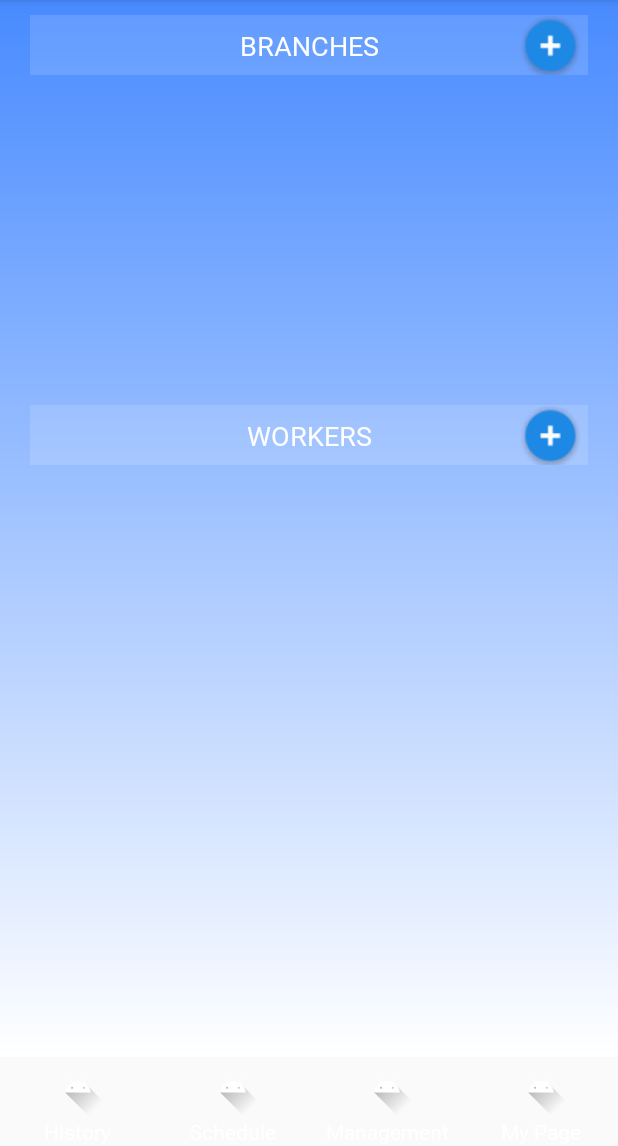
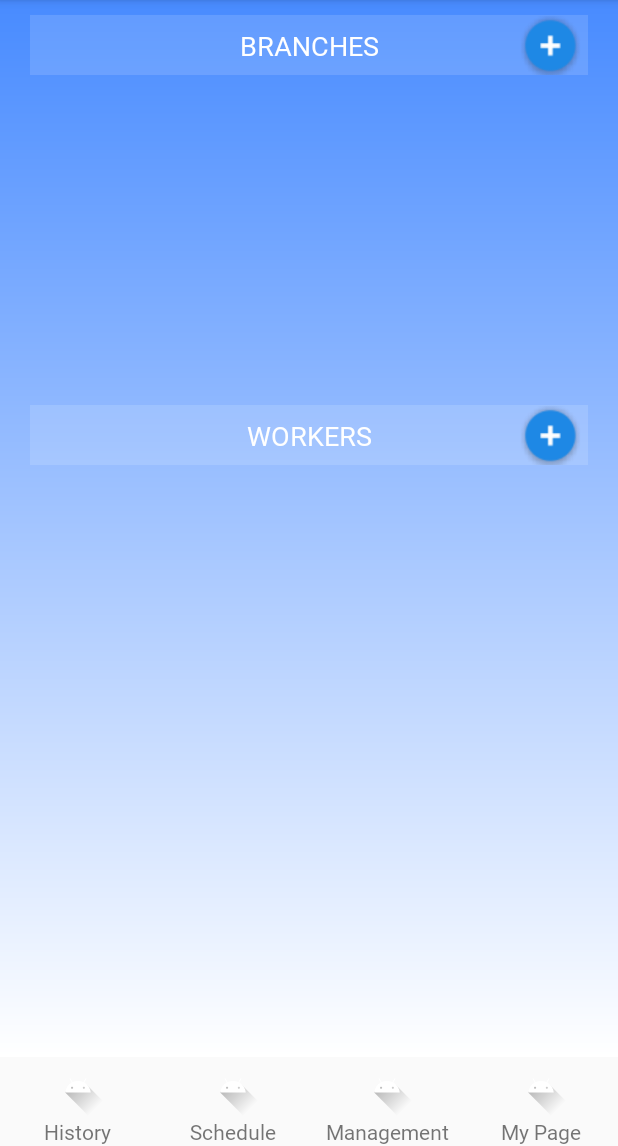
Before and after one commit to skawnssud/GoodTeam, an Android app: the managementFragment screen opened through its navigation route, on a phone screen of 412 x 824 dp, the part 90-1236 px from its top. Run offline under Robolectric (Android 15) with nearby library versions, the phone set to English and light mode, and no system bars; our stand-ins replace data binding; libraries missing offline, so code that uses them is left out: com.prolificinteractive.materialcalendarview.

Commit message:
Day 06
+ 스케쥴 페이지 버튼 적용

```diff
--- a/App01/app/src/main/res/layout/fragment_management.xml
+++ b/App01/app/src/main/res/layout/fragment_management.xml
@@ -170,7 +170,6 @@
                     android:layout_width="wrap_content"
                     android:layout_height="wrap_content"
                     android:text="History"
-                    android:textColor="#FFFFFF"
                     app:layout_constraintBottom_toBottomOf="parent"
                     app:layout_constraintLeft_toLeftOf="parent"
                     app:layout_constraintRight_toRightOf="parent"
@@ -198,7 +197,6 @@
                     android:layout_width="wrap_content"
                     android:layout_height="wrap_content"
                     android:text="Schedule"
-                    android:textColor="#FFFFFF"
                     app:layout_constraintBottom_toBottomOf="parent"
                     app:layout_constraintLeft_toLeftOf="parent"
                     app:layout_constraintRight_toRightOf="parent"
@@ -226,7 +224,6 @@
                     android:layout_width="wrap_content"
                     android:layout_height="wrap_content"
                     android:text="Management"
-                    android:textColor="#FFFFFF"
                     app:layout_constraintBottom_toBottomOf="parent"
                     app:layout_constraintLeft_toLeftOf="parent"
                     app:layout_constraintRight_toRightOf="parent"
@@ -254,7 +251,6 @@
                     android:layout_width="wrap_content"
                     android:layout_height="wrap_content"
                     android:text="My Page"
-                    android:textColor="#FFFFFF"
                     app:layout_constraintBottom_toBottomOf="parent"
                     app:layout_constraintLeft_toLeftOf="parent"
                     app:layout_constraintRight_toRightOf="parent"
--- a/App01/app/src/main/res/layout/fragment_schedule.xml
+++ b/App01/app/src/main/res/layout/fragment_schedule.xml
@@ -191,10 +191,10 @@
 
             <Button
                 android:id="@+id/buttonModify"
-                android:layout_width="40dp"
+                android:layout_width="50dp"
                 android:layout_height="40dp"
                 android:layout_weight="1"
-                android:background="#488bff"
+                android:background="@drawable/write_half_blue_01"
                 android:layout_margin="10dp"
                 app:layout_constraintRight_toRightOf="parent"
                 app:layout_constraintBottom_toBottomOf="parent"/>
```
Also changed, not shown: App01/app/src/main/java/com/example/app01/boss/schedule/scheduleFragment.kt (+4 -26 lines), App01/app/src/main/res/drawable/logo_half_blue_01.png (added), App01/app/src/main/res/drawable/write_half_blue_01.png (added), App01/app/src/main/res/drawable/write_half_green_01.png (added), App01/app/src/main/res/drawable/write_zero_blue_01.png (added), App01/app/src/main/res/drawable/write_zero_green_01.png (added).
